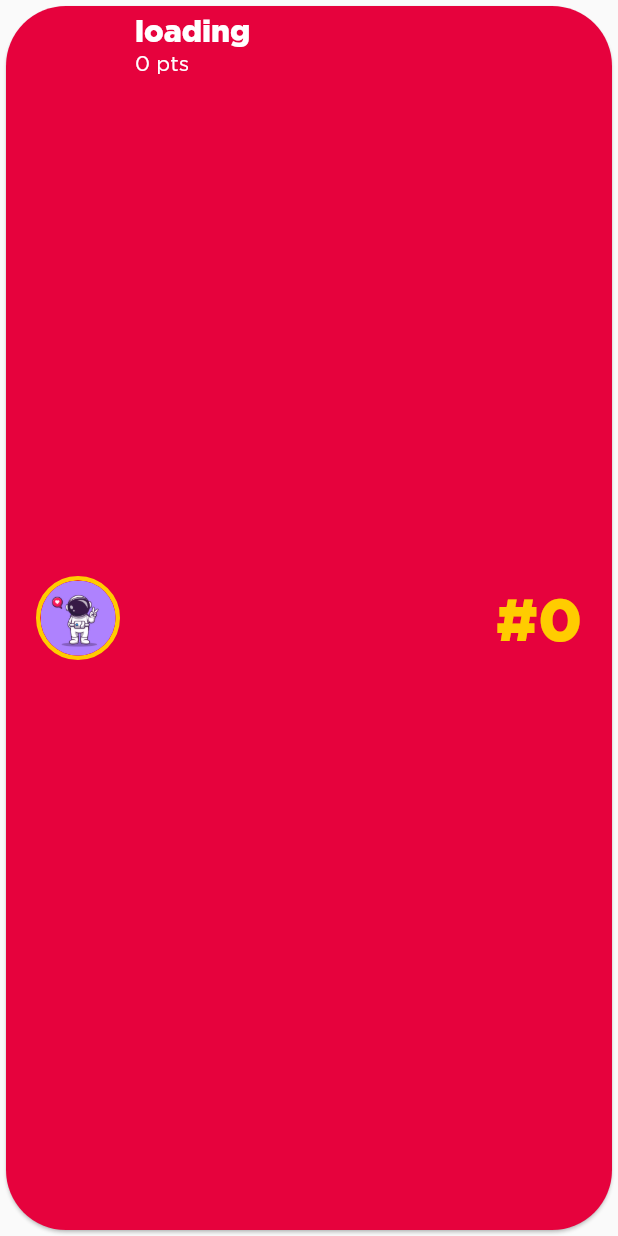
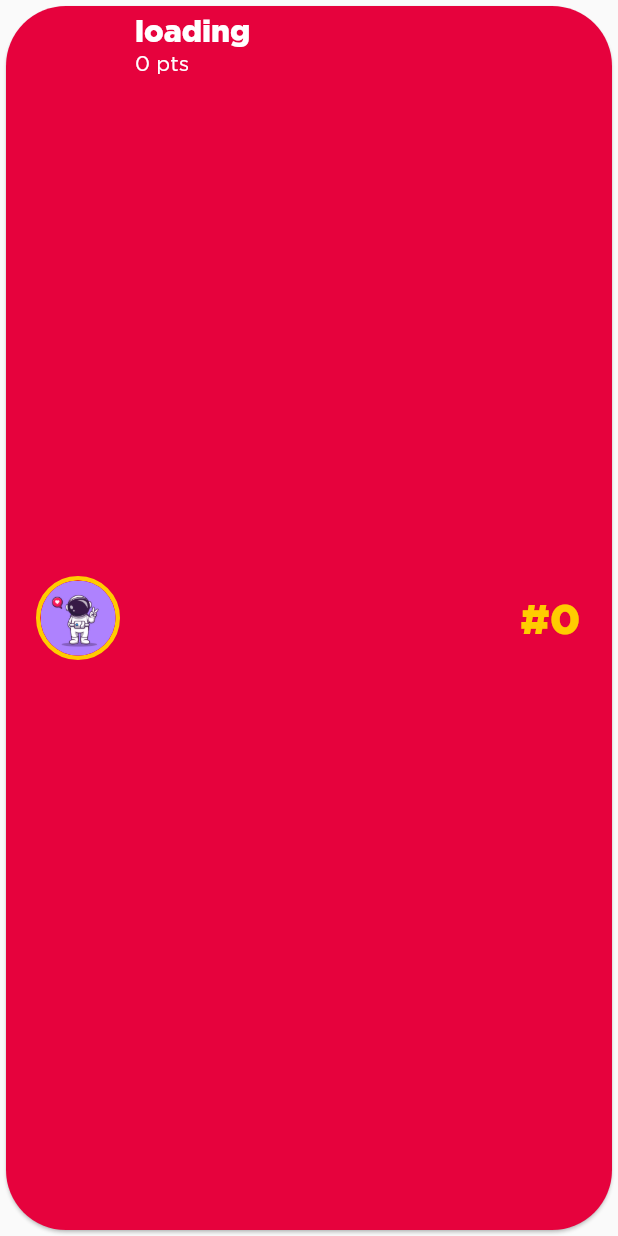
Before and after one commit to chechna9/Space-Pioneers-1, a Flutter app: the ClassementCard widget shown alone on an empty page, opened directly, on a phone screen of 412 x 824 dp. Run offline on Flutter 3.47's test engine with Material 2 defaults, Android fonts, the phone set to English and light mode, and no system bars; drawn by our look-alikes of auto_size_text; our stand-ins replace animated_text_kit, assets_audio_player, flash, flutter_swiper, shared_preferences, supabase; missing offline and left inert: animated_widgets, audioplayer, email_auth, injector, polygon_clipper; accounts and stored records are empty; project files that could hold a hidden picture were left out.

Commit message:
fixing respo in leaderboard

```diff
--- a/lib/Screens/leaderBoard.dart
+++ b/lib/Screens/leaderBoard.dart
@@ -176,12 +176,16 @@ class ClassementCard extends StatelessWidget {
                 Column(
                   crossAxisAlignment: CrossAxisAlignment.start,
                   children: [
-                    AutoSizeText(
+                    SizedBox(
+                      width: MediaQuery.of(context).size.width * 0.4,
+                      child: AutoSizeText(
                         '$name',
+                        maxLines: 1,
                         style: TextStyle(
                           color: Colors.white,
                           fontWeight: FontWeight.w500,
                           fontSize: 20,
+                        ),
                       ),
                     ),
                     SizedBox(
@@ -189,6 +193,7 @@ class ClassementCard extends StatelessWidget {
                     ),
                     AutoSizeText(
                       '$point pts',
+                      maxLines: 1,
                       style: TextStyle(
                         color: Colors.white,
                       ),
@@ -197,12 +202,16 @@ class ClassementCard extends StatelessWidget {
                 ),
               ],
             ),
-            AutoSizeText(
+            SizedBox(
+              width: MediaQuery.of(context).size.width * 0.1,
+              child: AutoSizeText(
                 '#$rank',
+                maxLines: 1,
                 style: TextStyle(
                   color: myYellow,
                   fontWeight: FontWeight.w500,
                   fontSize: 40,
+                ),
               ),
             ),
           ],
```
Lines whose indentation alone changed are shown as unchanged.
